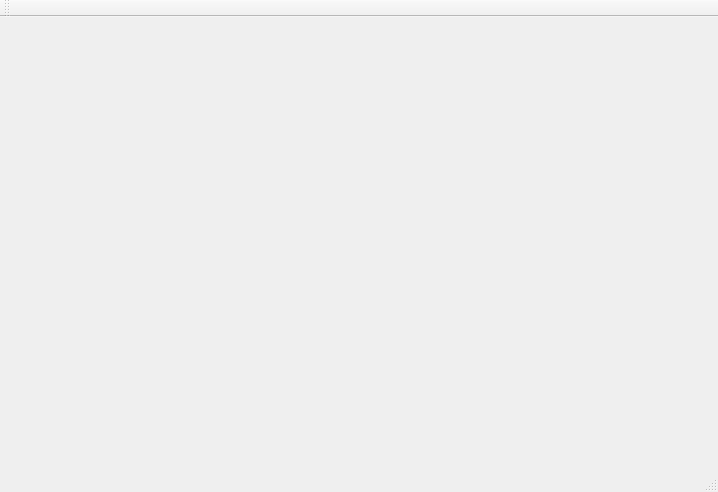
Above: mainwindow.ui from pikulm/FilmLibrary before the change. Below: the same form after it.
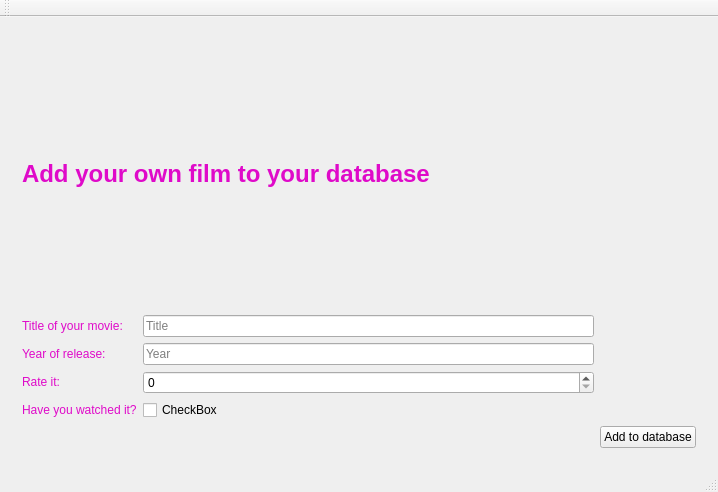
That is the form after the change. The open tabs and pages were chosen to show the change.

Commit message: Implemented UI of adding own film

The edit to the form file:
```diff
--- a/mainwindow.ui
+++ b/mainwindow.ui
@@ -14,7 +14,7 @@
    <string>MainWindow</string>
   </property>
   <widget class="QWidget" name="centralWidget">
-   <layout class="QGridLayout" name="gridLayout_2">
+   <layout class="QGridLayout" name="gridLayout_5">
     <item row="0" column="0">
      <widget class="QStackedWidget" name="stackedWidget">
       <property name="currentIndex">
@@ -119,7 +119,98 @@
         </item>
        </layout>
       </widget>
-      <widget class="QWidget" name="page_4"/>
+      <widget class="QWidget" name="page_4">
+       <layout class="QGridLayout" name="gridLayout_2">
+        <item row="1" column="1">
+         <widget class="QLineEdit" name="selfTitleEdit">
+          <property name="inputMask">
+           <string/>
+          </property>
+          <property name="text">
+           <string/>
+          </property>
+          <property name="placeholderText">
+           <string>Title</string>
+          </property>
+         </widget>
+        </item>
+        <item row="3" column="0">
+         <widget class="QLabel" name="label_18">
+          <property name="text">
+           <string>&lt;font color=#df0ac9&gt;Year of release:&lt;/font&gt;</string>
+          </property>
+         </widget>
+        </item>
+        <item row="3" column="1">
+         <widget class="QLineEdit" name="selfYearEdit">
+          <property name="placeholderText">
+           <string>Year</string>
+          </property>
+         </widget>
+        </item>
+        <item row="4" column="0">
+         <widget class="QLabel" name="label_19">
+          <property name="text">
+           <string>&lt;font color=#df0ac9&gt;Rate it:&lt;/font&gt;</string>
+          </property>
+         </widget>
+        </item>
+        <item row="5" column="0">
+         <widget class="QLabel" name="label_20">
+          <property name="text">
+           <string>&lt;font color=#df0ac9&gt;Have you watched it?&lt;/font&gt;</string>
+          </property>
+         </widget>
+        </item>
+        <item row="5" column="1">
+         <widget class="QCheckBox" name="selfYesBox">
+          <property name="text">
+           <string>CheckBox</string>
+          </property>
+         </widget>
+        </item>
+        <item row="6" column="2">
+         <widget class="QPushButton" name="addSelfButton">
+          <property name="text">
+           <string>Add to database</string>
+          </property>
+         </widget>
+        </item>
+        <item row="1" column="0">
+         <widget class="QLabel" name="label_17">
+          <property name="text">
+           <string>&lt;font color=#df0ac9&gt;Title of your movie:&lt;/font&gt;</string>
+          </property>
+          <property name="textFormat">
+           <enum>Qt::RichText</enum>
+          </property>
+         </widget>
+        </item>
+        <item row="0" column="0" colspan="2">
+         <widget class="QLabel" name="label_16">
+          <property name="text">
+           <string>&lt;html&gt;&lt;head/&gt;&lt;body&gt;&lt;h1 style=&quot; margin-top:18px; margin-bottom:12px; margin-left:0px; margin-right:0px; -qt-block-indent:0; text-indent:0px;&quot;&gt;&lt;span style=&quot; font-size:xx-large; font-weight:600; color:#df0ac9;&quot;&gt;Add your own film to your database&lt;/span&gt;&lt;/h1&gt;&lt;/body&gt;&lt;/html&gt;</string>
+          </property>
+          <property name="textFormat">
+           <enum>Qt::RichText</enum>
+          </property>
+         </widget>
+        </item>
+        <item row="4" column="1">
+         <widget class="QSpinBox" name="selfRatingBox">
+          <property name="enabled">
+           <bool>true</bool>
+          </property>
+          <property name="wrapping">
+           <bool>false</bool>
+          </property>
+          <property name="maximum">
+           <number>10</number>
+          </property>
+         </widget>
+        </item>
+       </layout>
+      </widget>
      </widget>
     </item>
    </layout>
```
Left out of the diff: 19 changed lines with no effect on the pictures. The commit also changes 2 other files.
